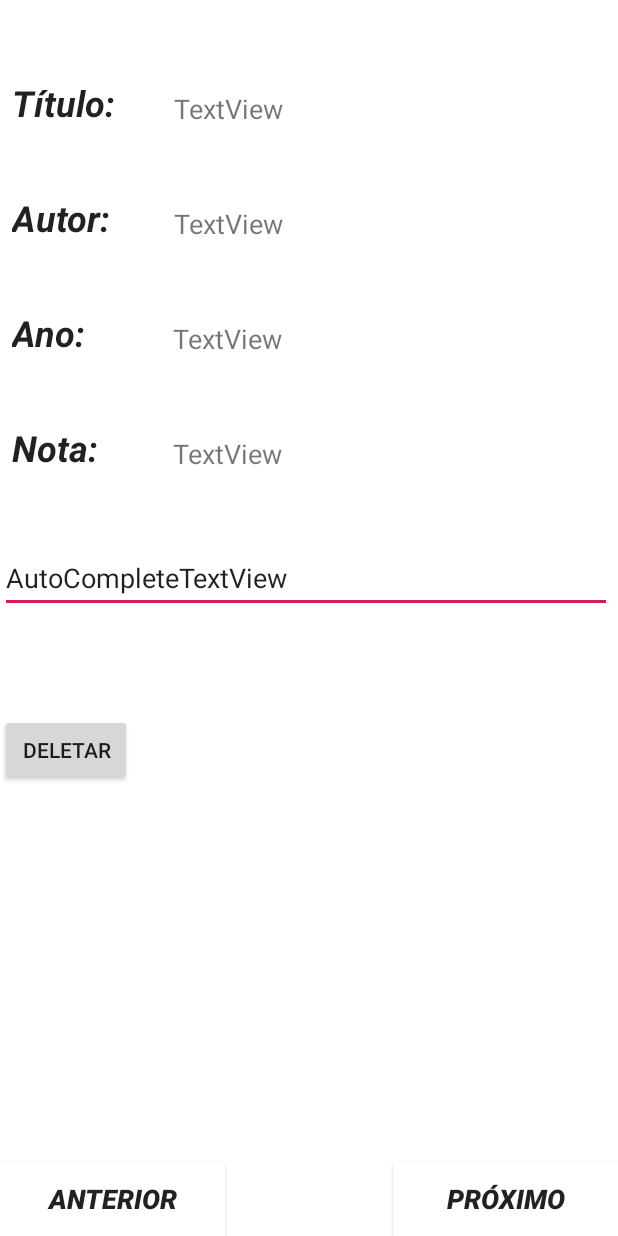
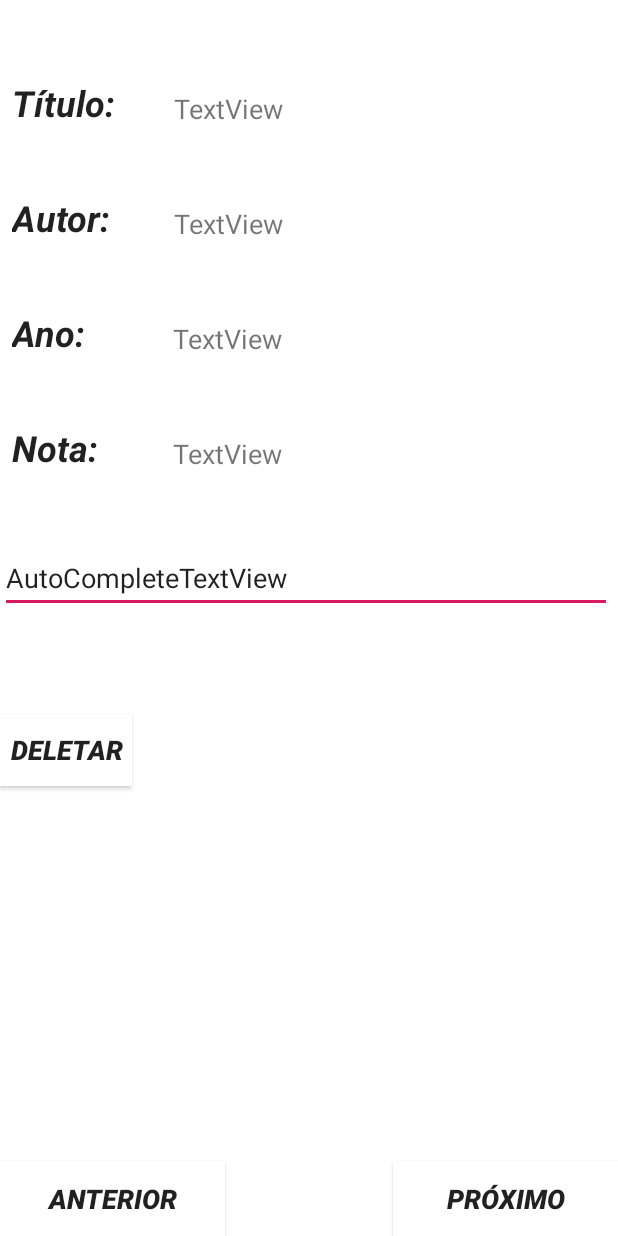
Before and after one commit to OBO13/AppMeusLivros, an Android app: the layout activity_lista_livros.xml on its own in the app's theme, with its tools: preview values and no code run, on a phone screen of 412 x 824 dp. Run offline under Robolectric (Android 15) with nearby library versions, the phone set to English and light mode, and no system bars.

Commit message:
Add imageview e padronização de botôes

```diff
--- a/app/src/main/res/layout/activity_lista_livros.xml
+++ b/app/src/main/res/layout/activity_lista_livros.xml
@@ -140,9 +140,13 @@
 
     <Button
         android:id="@+id/btnDeletar"
+        style="@style/Widget.AppCompat.Button"
         android:layout_width="wrap_content"
         android:layout_height="wrap_content"
+        android:background="#FFFFFF"
         android:text="Deletar"
+        android:textSize="18sp"
+        android:textStyle="bold|italic"
         app:layout_constraintBottom_toBottomOf="parent"
         app:layout_constraintEnd_toEndOf="parent"
         app:layout_constraintHorizontal_bias="0.0"
```
